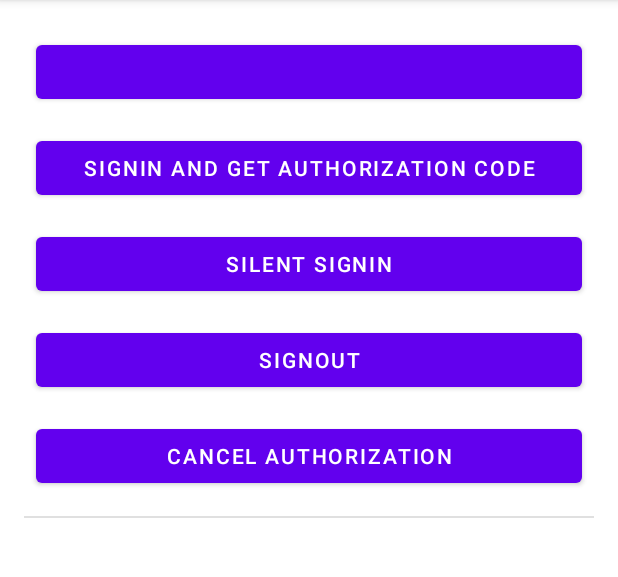
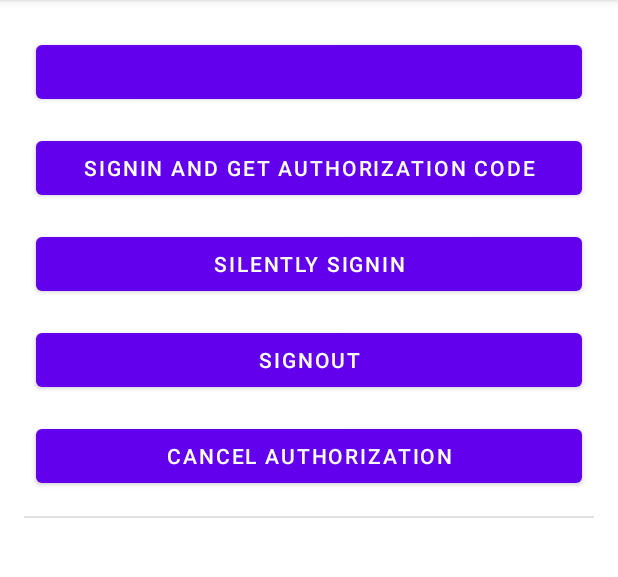
Before and after one commit to cengiztoru/HMSCoreKits, an Android app: the AccountKitActivity screen opened directly, with no data from a screen before it, on a phone screen of 412 x 824 dp, the part 84-661 px from its top. Run offline under Robolectric (Android 15) with nearby library versions, the phone set to English and light mode, and no system bars; libraries missing offline, so code that uses them is left out: com.huawei.hms; plain views replace HuaweiIdAuthButton.

Commit message:
Silently SingIn method done

```diff
--- a/app/src/main/res/layout/activity_account_kit.xml
+++ b/app/src/main/res/layout/activity_account_kit.xml
@@ -23,7 +23,7 @@
         android:text="@string/signin_authorization_code" />
 
     <com.google.android.material.button.MaterialButton
-        android:id="@+id/btn_account_silent_signin"
+        android:id="@+id/btn_silent_signin"
         style="@style/ButtonStyle"
         android:text="@string/silent_sign_in" />
 
--- a/app/src/main/res/values/strings.xml
+++ b/app/src/main/res/values/strings.xml
@@ -3,6 +3,6 @@
     <string name="sign_in">SignIn With Huawei ID</string>
     <string name="sign_out">SignOut</string>
     <string name="signin_authorization_code">SignIn and Get Authorization Code</string>
-    <string name="silent_sign_in">Silent SignIn</string>
+    <string name="silent_sign_in">Silently SignIn</string>
     <string name="cancel_authorization">Cancel Authorization</string>
 </resources>
```
Also changed, not shown: app/src/main/java/com/cengiztoru/hmscorekits/ui/account_kit/AccountKitActivity.kt (+40 -3 lines).
